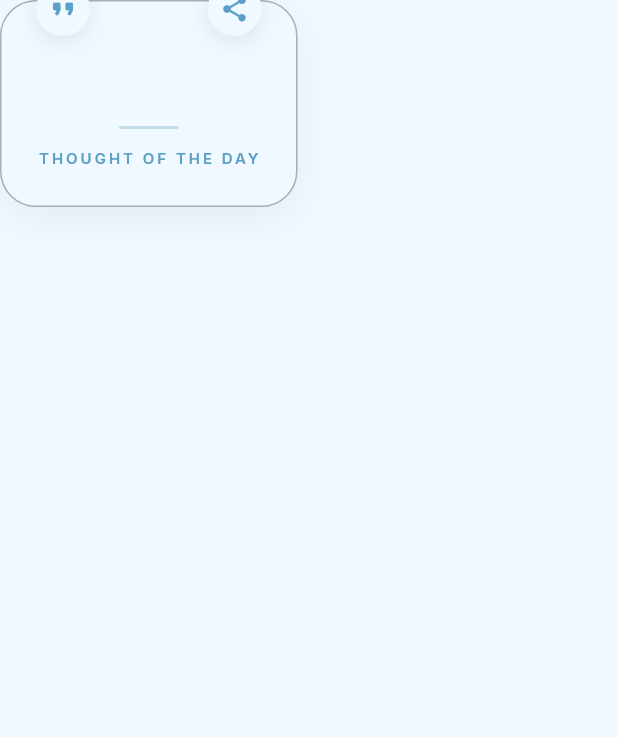
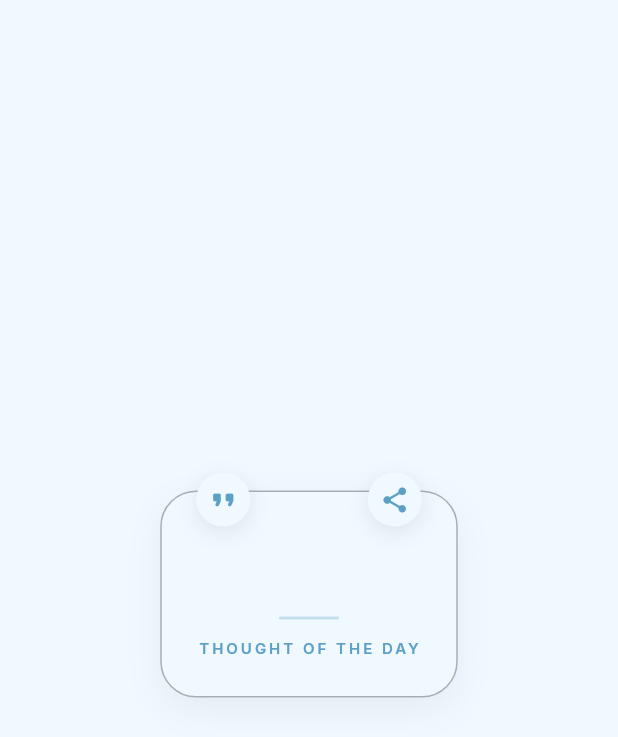
Before and after one commit to rachiddaoud/silva, a Flutter app: the DailyQuoteCard widget shown alone on an empty page, opened directly with empty values, on a phone screen of 412 x 824 dp. Shown: the top 737 px of the screen. Run offline on Flutter 3.47's test engine with Material 3 defaults, Android fonts, the phone set to English and light mode, and no system bars; our stand-ins replace audioplayers, cloud_firestore, firebase_analytics, firebase_auth, firebase_core, fl_chart and 6 more; accounts and stored records are empty; network calls fail.

Commit message:
feat: constrain and center DailyQuoteCard width using `ConstrainedBox` and `IntrinsicWidth` for improved layout.

```diff
--- a/lib/widgets/daily_quote_card.dart
+++ b/lib/widgets/daily_quote_card.dart
@@ -54,7 +54,13 @@ class _DailyQuoteCardState extends State<DailyQuoteCard> {
   Widget build(BuildContext context) {
     final theme = Theme.of(context);
 
-    return Container(
+    return Center(
+      child: ConstrainedBox(
+        constraints: const BoxConstraints(
+          maxWidth: 600, // Maximum width for very long quotes
+        ),
+        child: IntrinsicWidth(
+          child: Container(
             child: Stack(
               children: [
                 // Hidden Shareable Card (with branding) - Positioned off-screen
@@ -134,6 +140,9 @@ class _DailyQuoteCardState extends State<DailyQuoteCard> {
                   ),
                 ),
               ],
+            ),
+          ),
+        ),
       ),
     );
   }
```
Lines whose indentation alone changed are shown as unchanged.
